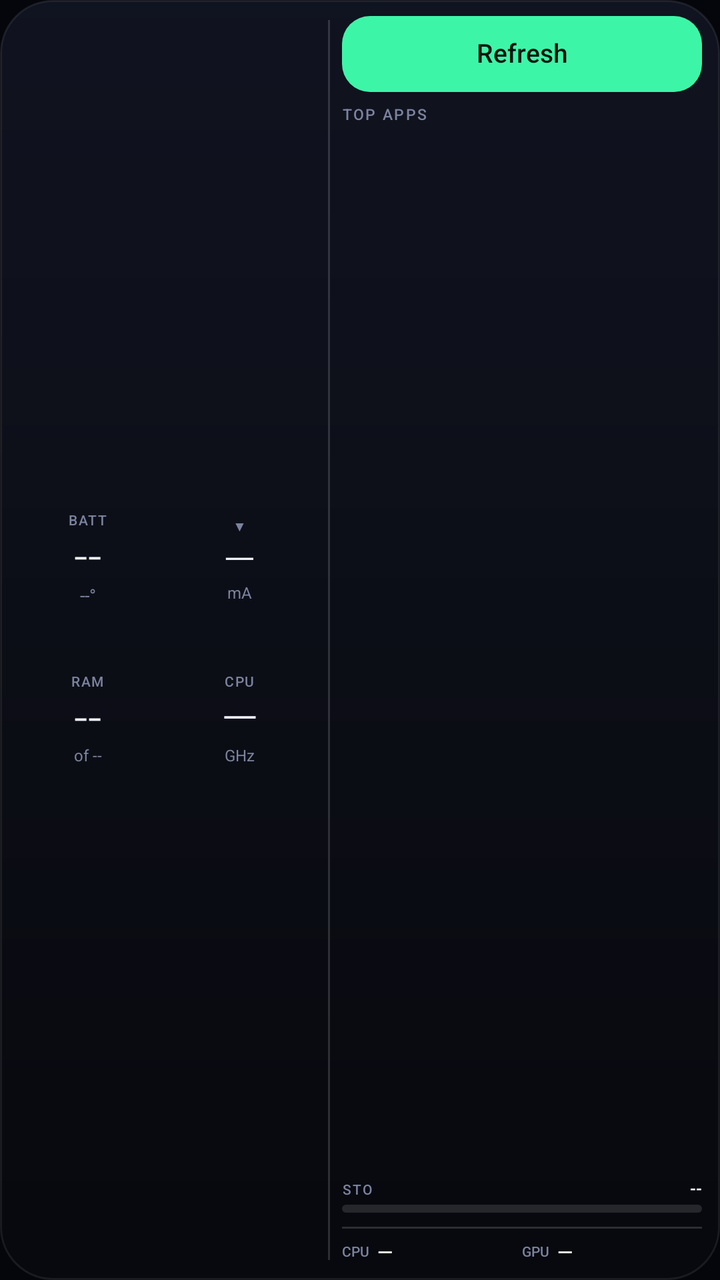
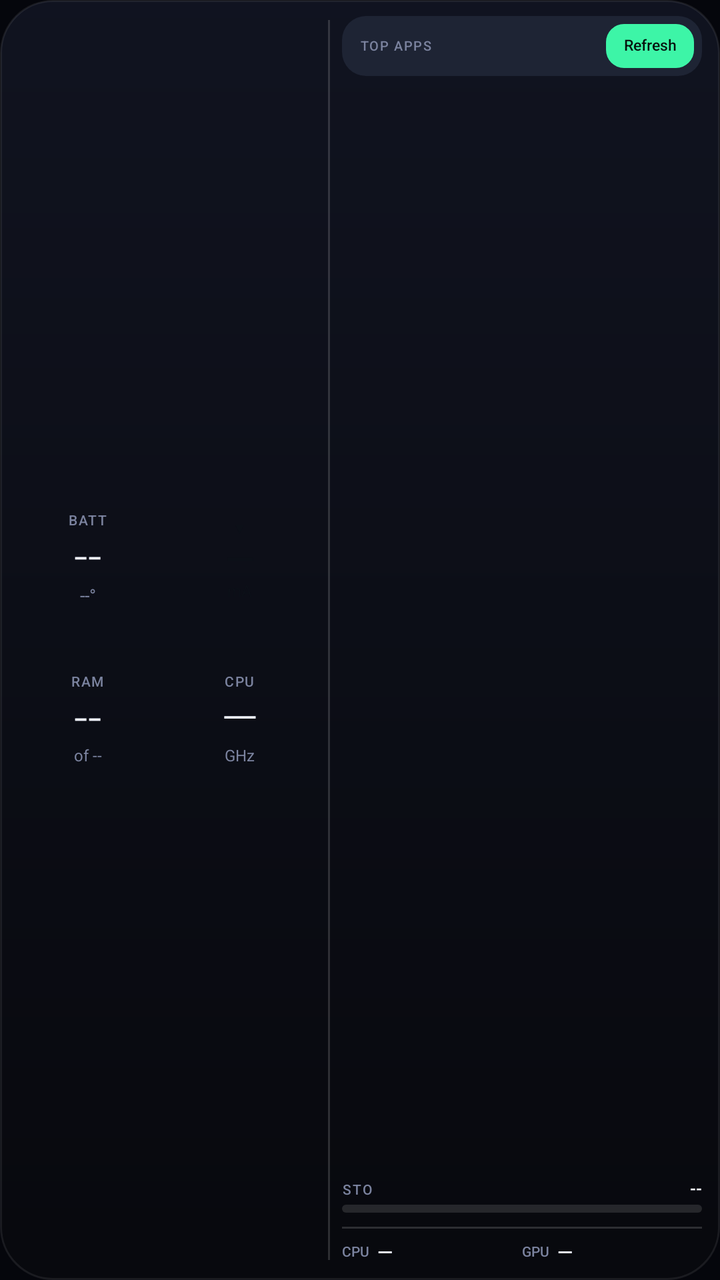

Screens rendered from an Android XML layout before and after an edit, with the pre-edit source and the edit as a unified diff.
<!-- AndroidManifest.xml: application theme Theme.PhoneStatus -->
<!-- res/layout/widget_rect.xml -->
<?xml version="1.0" encoding="utf-8"?>
<LinearLayout xmlns:android="http://schemas.android.com/apk/res/android"
    android:id="@+id/w_root"
    android:layout_width="match_parent"
    android:layout_height="match_parent"
    android:background="@drawable/widget_bg_minimal"
    android:orientation="horizontal"
    android:paddingBottom="8dp"
    android:paddingEnd="9dp"
    android:paddingStart="8dp"
    android:paddingTop="8dp">

    
    <LinearLayout
        android:layout_width="wrap_content"
        android:layout_height="match_parent"
        android:gravity="center_vertical"
        android:orientation="vertical">

        <LinearLayout
            android:layout_width="wrap_content"
            android:layout_height="wrap_content"
            android:orientation="horizontal">
            <FrameLayout
                android:layout_width="72dp"
                android:layout_height="72dp">
                <ImageView
                    android:id="@+id/w_batt_ring"
                    android:layout_width="match_parent"
                    android:layout_height="match_parent"
                    android:scaleType="fitCenter" />
                <LinearLayout
                    android:layout_width="match_parent"
                    android:layout_height="match_parent"
                    android:gravity="center"
                    android:orientation="vertical">
                    <TextView
                        android:layout_width="wrap_content"
                        android:layout_height="wrap_content"
                        android:fontFamily="sans-serif-medium"
                        android:includeFontPadding="false"
                        android:letterSpacing="0.08"
                        android:text="BATT"
                        android:textColor="@color/text_label"
                        android:textSize="7sp" />
                    <TextView
                        android:id="@+id/w_battery_pct"
                        android:layout_width="wrap_content"
                        android:layout_height="wrap_content"
                        android:fontFamily="sans-serif-light"
                        android:includeFontPadding="false"
                        android:text="--"
                        android:textColor="@color/text_primary"
                        android:textSize="24sp" />
                    <TextView
                        android:id="@+id/w_batt_temp"
                        android:layout_width="wrap_content"
                        android:layout_height="wrap_content"
                        android:includeFontPadding="false"
                        android:text="--°"
                        android:textColor="@color/text_label"
                        android:textSize="9sp" />
                </LinearLayout>
            </FrameLayout>
            <FrameLayout
                android:layout_width="72dp"
                android:layout_height="72dp"
                android:layout_marginStart="4dp">
                <ImageView
                    android:id="@+id/w_cur_ring"
                    android:layout_width="match_parent"
                    android:layout_height="match_parent"
                    android:scaleType="fitCenter" />
                <LinearLayout
                    android:layout_width="match_parent"
                    android:layout_height="match_parent"
                    android:gravity="center"
                    android:orientation="vertical">
                    <TextView
                        android:id="@+id/w_cur_arrow"
                        android:layout_width="wrap_content"
                        android:layout_height="wrap_content"
                        android:includeFontPadding="false"
                        android:text="▼"
                        android:textColor="@color/text_label"
                        android:textSize="7sp" />
                    <TextView
                        android:id="@+id/w_cur_val"
                        android:layout_width="wrap_content"
                        android:layout_height="wrap_content"
                        android:fontFamily="sans-serif-light"
                        android:includeFontPadding="false"
                        android:text="—"
                        android:textColor="@color/text_primary"
                        android:textSize="21sp" />
                    <TextView
                        android:layout_width="wrap_content"
                        android:layout_height="wrap_content"
                        android:includeFontPadding="false"
                        android:text="mA"
                        android:textColor="@color/text_label"
                        android:textSize="8sp" />
                </LinearLayout>
            </FrameLayout>
        </LinearLayout>

        <LinearLayout
            android:layout_width="wrap_content"
            android:layout_height="wrap_content"
            android:layout_marginTop="8dp"
            android:orientation="horizontal">
            <FrameLayout
                android:layout_width="72dp"
                android:layout_height="72dp">
                <ImageView
                    android:id="@+id/w_ram_ring"
                    android:layout_width="match_parent"
                    android:layout_height="match_parent"
                    android:scaleType="fitCenter" />
                <LinearLayout
                    android:layout_width="match_parent"
                    android:layout_height="match_parent"
                    android:gravity="center"
                    android:orientation="vertical">
                    <TextView
                        android:layout_width="wrap_content"
                        android:layout_height="wrap_content"
                        android:fontFamily="sans-serif-medium"
                        android:includeFontPadding="false"
                        android:letterSpacing="0.08"
                        android:text="RAM"
                        android:textColor="@color/text_label"
                        android:textSize="7sp" />
                    <TextView
                        android:id="@+id/w_ram_val"
                        android:layout_width="wrap_content"
                        android:layout_height="wrap_content"
                        android:fontFamily="sans-serif-light"
                        android:includeFontPadding="false"
                        android:text="--"
                        android:textColor="@color/text_primary"
                        android:textSize="24sp" />
                    <TextView
                        android:id="@+id/w_ram_sub"
                        android:layout_width="wrap_content"
                        android:layout_height="wrap_content"
                        android:includeFontPadding="false"
                        android:text="of --"
                        android:textColor="@color/text_label"
                        android:textSize="8sp" />
                </LinearLayout>
            </FrameLayout>
            <FrameLayout
                android:layout_width="72dp"
                android:layout_height="72dp"
                android:layout_marginStart="4dp">
                <ImageView
                    android:id="@+id/w_cpu_ring"
                    android:layout_width="match_parent"
                    android:layout_height="match_parent"
                    android:scaleType="fitCenter" />
                <LinearLayout
                    android:layout_width="match_parent"
                    android:layout_height="match_parent"
                    android:gravity="center"
                    android:orientation="vertical">
                    <TextView
                        android:layout_width="wrap_content"
                        android:layout_height="wrap_content"
                        android:fontFamily="sans-serif-medium"
                        android:includeFontPadding="false"
                        android:letterSpacing="0.08"
                        android:text="CPU"
                        android:textColor="@color/text_label"
                        android:textSize="7sp" />
                    <TextView
                        android:id="@+id/w_cpu_ghz"
                        android:layout_width="wrap_content"
                        android:layout_height="wrap_content"
                        android:fontFamily="sans-serif-light"
                        android:includeFontPadding="false"
                        android:text="—"
                        android:textColor="@color/text_primary"
                        android:textSize="24sp" />
                    <TextView
                        android:layout_width="wrap_content"
                        android:layout_height="wrap_content"
                        android:includeFontPadding="false"
                        android:text="GHz"
                        android:textColor="@color/text_label"
                        android:textSize="8sp" />
                </LinearLayout>
            </FrameLayout>
        </LinearLayout>
    </LinearLayout>

    
    <FrameLayout
        android:layout_width="1dp"
        android:layout_height="match_parent"
        android:layout_marginBottom="2dp"
        android:layout_marginEnd="6dp"
        android:layout_marginStart="8dp"
        android:layout_marginTop="2dp"
        android:background="@color/divider" />

    
    <LinearLayout
        android:layout_width="0dp"
        android:layout_height="match_parent"
        android:layout_weight="1"
        android:orientation="vertical">

        
        <FrameLayout
            android:id="@+id/w_refresh"
            android:layout_width="match_parent"
            android:layout_height="38dp"
            android:background="@drawable/btn_refresh">
            <TextView
                android:id="@+id/w_refresh_text"
                android:layout_width="match_parent"
                android:layout_height="match_parent"
                android:fontFamily="sans-serif-medium"
                android:gravity="center"
                android:includeFontPadding="false"
                android:text="Refresh"
                android:textColor="#FF07130E"
                android:textSize="13sp" />
        </FrameLayout>

        
        <LinearLayout
            android:layout_width="match_parent"
            android:layout_height="wrap_content"
            android:layout_marginTop="7dp"
            android:gravity="center_vertical"
            android:orientation="horizontal">
            <TextView
                android:layout_width="wrap_content"
                android:layout_height="wrap_content"
                android:fontFamily="sans-serif-medium"
                android:includeFontPadding="false"
                android:letterSpacing="0.1"
                android:text="TOP APPS"
                android:textColor="@color/text_label"
                android:textSize="7.5sp" />
            <TextView
                android:id="@+id/w_apps_age"
                android:layout_width="0dp"
                android:layout_height="wrap_content"
                android:layout_marginStart="5dp"
                android:layout_weight="1"
                android:includeFontPadding="false"
                android:singleLine="true"
                android:text=""
                android:textColor="@color/text_dim"
                android:textSize="7.5sp" />
        </LinearLayout>

        
        <TextView
            android:id="@+id/w_apps_note"
            android:layout_width="match_parent"
            android:layout_height="wrap_content"
            android:layout_marginTop="6dp"
            android:ellipsize="end"
            android:includeFontPadding="false"
            android:maxLines="4"
            android:text=""
            android:textColor="@color/text_label"
            android:textSize="9sp"
            android:visibility="gone" />

        <LinearLayout
            android:id="@+id/w_app1_row"
            android:layout_width="match_parent"
            android:layout_height="wrap_content"
            android:layout_marginTop="5dp"
            android:gravity="center_vertical"
            android:orientation="horizontal">
            <TextView
                android:id="@+id/w_app1_rank"
                android:layout_width="8dp"
                android:layout_height="wrap_content"
                android:includeFontPadding="false"
                android:text=""
                android:textColor="@color/text_dim"
                android:textSize="7sp" />
            <TextView
                android:id="@+id/w_app1_name"
                android:layout_width="0dp"
                android:layout_height="wrap_content"
                android:layout_weight="1"
                android:ellipsize="end"
                android:fontFamily="sans-serif-medium"
                android:includeFontPadding="false"
                android:singleLine="true"
                android:text=""
                android:textColor="@color/text_primary"
                android:textSize="10sp" />
            <TextView
                android:id="@+id/w_app1_mb"
                android:layout_width="wrap_content"
                android:layout_height="wrap_content"
                android:layout_marginStart="3dp"
                android:includeFontPadding="false"
                android:text=""
                android:textColor="@color/text_label"
                android:textSize="9sp" />
        </LinearLayout>
        <LinearLayout
            android:id="@+id/w_app2_row"
            android:layout_width="match_parent"
            android:layout_height="wrap_content"
            android:layout_marginTop="5dp"
            android:gravity="center_vertical"
            android:orientation="horizontal">
            <TextView
                android:id="@+id/w_app2_rank"
                android:layout_width="8dp"
                android:layout_height="wrap_content"
                android:includeFontPadding="false"
                android:text=""
                android:textColor="@color/text_dim"
                android:textSize="7sp" />
            <TextView
                android:id="@+id/w_app2_name"
                android:layout_width="0dp"
                android:layout_height="wrap_content"
                android:layout_weight="1"
                android:ellipsize="end"
                android:fontFamily="sans-serif-medium"
                android:includeFontPadding="false"
                android:singleLine="true"
                android:text=""
                android:textColor="@color/text_primary"
                android:textSize="10sp" />
            <TextView
                android:id="@+id/w_app2_mb"
                android:layout_width="wrap_content"
                android:layout_height="wrap_content"
                android:layout_marginStart="3dp"
                android:includeFontPadding="false"
                android:text=""
                android:textColor="@color/text_label"
                android:textSize="9sp" />
        </LinearLayout>
        <LinearLayout
            android:id="@+id/w_app3_row"
            android:layout_width="match_parent"
            android:layout_height="wrap_content"
            android:layout_marginTop="5dp"
            android:gravity="center_vertical"
            android:orientation="horizontal">
            <TextView
                android:id="@+id/w_app3_rank"
                android:layout_width="8dp"
                android:layout_height="wrap_content"
                android:includeFontPadding="false"
                android:text=""
                android:textColor="@color/text_dim"
                android:textSize="7sp" />
            <TextView
                android:id="@+id/w_app3_name"
                android:layout_width="0dp"
                android:layout_height="wrap_content"
                android:layout_weight="1"
                android:ellipsize="end"
                android:fontFamily="sans-serif-medium"
                android:includeFontPadding="false"
                android:singleLine="true"
                android:text=""
                android:textColor="@color/text_primary"
                android:textSize="10sp" />
            <TextView
                android:id="@+id/w_app3_mb"
                android:layout_width="wrap_content"
                android:layout_height="wrap_content"
                android:layout_marginStart="3dp"
                android:includeFontPadding="false"
                android:text=""
                android:textColor="@color/text_label"
                android:textSize="9sp" />
        </LinearLayout>

        <FrameLayout
            android:layout_width="match_parent"
            android:layout_height="0dp"
            android:layout_weight="1" />

        
        <LinearLayout
            android:layout_width="match_parent"
            android:layout_height="wrap_content"
            android:orientation="horizontal">
            <TextView
                android:layout_width="0dp"
                android:layout_height="wrap_content"
                android:layout_weight="1"
                android:fontFamily="sans-serif-medium"
                android:includeFontPadding="false"
                android:letterSpacing="0.1"
                android:text="STO"
                android:textColor="@color/text_label"
                android:textSize="7sp" />
            <TextView
                android:id="@+id/w_sto_val"
                android:layout_width="wrap_content"
                android:layout_height="wrap_content"
                android:fontFamily="sans-serif-medium"
                android:includeFontPadding="false"
                android:text="--"
                android:textColor="@color/text_primary"
                android:textSize="8.5sp" />
        </LinearLayout>
        <ProgressBar
            android:id="@+id/w_sto_bar"
            style="?android:attr/progressBarStyleHorizontal"
            android:layout_width="match_parent"
            android:layout_height="4dp"
            android:layout_marginTop="3dp"
            android:max="100"
            android:maxHeight="4dp"
            android:minHeight="4dp"
            android:progress="0"
            android:progressDrawable="@drawable/bar_thin_white" />

        <FrameLayout
            android:layout_width="match_parent"
            android:layout_height="1dp"
            android:layout_marginTop="7dp"
            android:background="@color/divider" />

        
        <LinearLayout
            android:layout_width="match_parent"
            android:layout_height="wrap_content"
            android:layout_marginTop="6dp"
            android:gravity="center_vertical"
            android:orientation="horizontal">
            <TextView
                android:layout_width="wrap_content"
                android:layout_height="wrap_content"
                android:fontFamily="sans-serif-medium"
                android:includeFontPadding="false"
                android:text="CPU"
                android:textColor="@color/text_label"
                android:textSize="7sp" />
            <TextView
                android:id="@+id/w_cpu_temp"
                android:layout_width="0dp"
                android:layout_height="wrap_content"
                android:layout_marginStart="4dp"
                android:layout_weight="1"
                android:fontFamily="sans-serif-medium"
                android:includeFontPadding="false"
                android:singleLine="true"
                android:text="—"
                android:textColor="@color/text_primary"
                android:textSize="10sp" />
            <TextView
                android:layout_width="wrap_content"
                android:layout_height="wrap_content"
                android:fontFamily="sans-serif-medium"
                android:includeFontPadding="false"
                android:text="GPU"
                android:textColor="@color/text_label"
                android:textSize="7sp" />
            <TextView
                android:id="@+id/w_gpu_temp"
                android:layout_width="0dp"
                android:layout_height="wrap_content"
                android:layout_marginStart="4dp"
                android:layout_weight="1"
                android:fontFamily="sans-serif-medium"
                android:includeFontPadding="false"
                android:singleLine="true"
                android:text="—"
                android:textColor="@color/text_primary"
                android:textSize="10sp" />
        </LinearLayout>
    </LinearLayout>
</LinearLayout>
<!-- resources referenced by this layout -->
<resources>
  <color name="divider">#26FFFFFF</color>
  <color name="text_dim">#FF566080</color>
  <color name="text_label">#FF7B839F</color>
  <color name="text_primary">#FFF2F5FF</color>
  <!-- drawable bar_thin_white (drawable) -->
  <?xml version="1.0" encoding="utf-8"?>
  <layer-list xmlns:android="http://schemas.android.com/apk/res/android">
      <item android:id="@android:id/background">
          <shape android:shape="rectangle">
              <corners android:radius="2dp" />
              <solid android:color="#1FFFFFFF" />
          </shape>
      </item>
      <item android:id="@android:id/progress">
          <clip>
              <shape android:shape="rectangle">
                  <corners android:radius="2dp" />
                  <solid android:color="#D9D9DEEE" />
              </shape>
          </clip>
      </item>
  </layer-list>
  <!-- drawable btn_refresh (drawable) -->
  <?xml version="1.0" encoding="utf-8"?>
  <shape xmlns:android="http://schemas.android.com/apk/res/android"
      android:shape="rectangle">
      <solid android:color="@color/c_battery" />
      <corners android:radius="14dp" />
  </shape>
  <!-- drawable widget_bg_minimal (drawable) -->
  <?xml version="1.0" encoding="utf-8"?>
  <shape xmlns:android="http://schemas.android.com/apk/res/android"
      android:shape="rectangle">
      <gradient
          android:angle="270"
          android:endColor="#F507080D"
          android:startColor="#F5101320" />
      <corners android:radius="26dp" />
      <stroke
          android:width="1dp"
          android:color="#14FFFFFF" />
  </shape>
  <style name="Theme.PhoneStatus" parent="android:Theme.Material.NoActionBar">
          <item name="android:windowBackground">@color/bg</item>
          <item name="android:statusBarColor">@android:color/transparent</item>
          <item name="android:navigationBarColor">@android:color/transparent</item>
      </style>
  <color name="c_battery">#FF3DF5A7</color>
  <color name="bg">#FF05060C</color>
</resources>

<!-- the commit's change to res/layout/widget_rect.xml (unified diff, before → after) -->
@@ -82,23 +82,23 @@
                         android:layout_height="wrap_content"
                         android:includeFontPadding="false"
                         android:text="▼"
-                        android:textColor="@color/text_label"
+                        android:textColor="@color/on_disc"
                         android:textSize="7sp" />
                     <TextView
                         android:id="@+id/w_cur_val"
                         android:layout_width="wrap_content"
                         android:layout_height="wrap_content"
-                        android:fontFamily="sans-serif-light"
+                        android:fontFamily="sans-serif-medium"
                         android:includeFontPadding="false"
                         android:text="—"
-                        android:textColor="@color/text_primary"
-                        android:textSize="21sp" />
+                        android:textColor="@color/on_disc"
+                        android:textSize="19sp" />
                     <TextView
                         android:layout_width="wrap_content"
                         android:layout_height="wrap_content"
                         android:includeFontPadding="false"
                         android:text="mA"
-                        android:textColor="@color/text_label"
+                        android:textColor="@color/on_disc"
                         android:textSize="8sp" />
                 </LinearLayout>
             </FrameLayout>
@@ -215,55 +215,40 @@
         <FrameLayout
             android:id="@+id/w_refresh"
             android:layout_width="match_parent"
-            android:layout_height="38dp"
-            android:background="@drawable/btn_refresh">
+            android:layout_height="30dp"
+            android:background="@drawable/bar_top_apps">
+            <TextView
+                android:layout_width="wrap_content"
+                android:layout_height="wrap_content"
+                android:layout_gravity="center_vertical|start"
+                android:layout_marginStart="9dp"
+                android:fontFamily="sans-serif-medium"
+                android:includeFontPadding="false"
+                android:letterSpacing="0.08"
+                android:text="TOP APPS"
+                android:textColor="@color/text_label"
+                android:textSize="6.5sp" />
             <TextView
                 android:id="@+id/w_refresh_text"
-                android:layout_width="match_parent"
-                android:layout_height="match_parent"
+                android:layout_width="44dp"
+                android:layout_height="22dp"
+                android:layout_gravity="center_vertical|end"
+                android:layout_marginEnd="4dp"
+                android:background="@drawable/btn_refresh"
                 android:fontFamily="sans-serif-medium"
                 android:gravity="center"
                 android:includeFontPadding="false"
                 android:text="Refresh"
                 android:textColor="#FF07130E"
-                android:textSize="13sp" />
+                android:textSize="7.5sp" />
         </FrameLayout>
-
-        
-        <LinearLayout
-            android:layout_width="match_parent"
-            android:layout_height="wrap_content"
-            android:layout_marginTop="7dp"
-            android:gravity="center_vertical"
-            android:orientation="horizontal">
-            <TextView
-                android:layout_width="wrap_content"
-                android:layout_height="wrap_content"
-                android:fontFamily="sans-serif-medium"
-                android:includeFontPadding="false"
-                android:letterSpacing="0.1"
-                android:text="TOP APPS"
-                android:textColor="@color/text_label"
-                android:textSize="7.5sp" />
-            <TextView
-                android:id="@+id/w_apps_age"
-                android:layout_width="0dp"
-                android:layout_height="wrap_content"
-                android:layout_marginStart="5dp"
-                android:layout_weight="1"
-                android:includeFontPadding="false"
-                android:singleLine="true"
-                android:text=""
-                android:textColor="@color/text_dim"
-                android:textSize="7.5sp" />
-        </LinearLayout>
 
         
         <TextView
             android:id="@+id/w_apps_note"
             android:layout_width="match_parent"
             android:layout_height="wrap_content"
-            android:layout_marginTop="6dp"
+            android:layout_marginTop="7dp"
             android:ellipsize="end"
             android:includeFontPadding="false"
             android:maxLines="4"
@@ -276,7 +261,7 @@
             android:id="@+id/w_app1_row"
             android:layout_width="match_parent"
             android:layout_height="wrap_content"
-            android:layout_marginTop="5dp"
+            android:layout_marginTop="6dp"
             android:gravity="center_vertical"
             android:orientation="horizontal">
             <TextView
@@ -313,7 +298,7 @@
             android:id="@+id/w_app2_row"
             android:layout_width="match_parent"
             android:layout_height="wrap_content"
-            android:layout_marginTop="5dp"
+            android:layout_marginTop="6dp"
             android:gravity="center_vertical"
             android:orientation="horizontal">
             <TextView
@@ -350,7 +335,7 @@
             android:id="@+id/w_app3_row"
             android:layout_width="match_parent"
             android:layout_height="wrap_content"
-            android:layout_marginTop="5dp"
+            android:layout_marginTop="6dp"
             android:gravity="center_vertical"
             android:orientation="horizontal">
             <TextView
@@ -375,6 +360,44 @@
                 android:textSize="10sp" />
             <TextView
                 android:id="@+id/w_app3_mb"
+                android:layout_width="wrap_content"
+                android:layout_height="wrap_content"
+                android:layout_marginStart="3dp"
+                android:includeFontPadding="false"
+                android:text=""
+                android:textColor="@color/text_label"
+                android:textSize="9sp" />
+        </LinearLayout>
+
+        <LinearLayout
+            android:id="@+id/w_app4_row"
+            android:layout_width="match_parent"
+            android:layout_height="wrap_content"
+            android:layout_marginTop="6dp"
+            android:gravity="center_vertical"
+            android:orientation="horizontal">
+            <TextView
+                android:id="@+id/w_app4_rank"
+                android:layout_width="8dp"
+                android:layout_height="wrap_content"
+                android:includeFontPadding="false"
+                android:text=""
+                android:textColor="@color/text_dim"
+                android:textSize="7sp" />
+            <TextView
+                android:id="@+id/w_app4_name"
+                android:layout_width="0dp"
+                android:layout_height="wrap_content"
+                android:layout_weight="1"
+                android:ellipsize="end"
+                android:fontFamily="sans-serif-medium"
+                android:includeFontPadding="false"
+                android:singleLine="true"
+                android:text=""
+                android:textColor="@color/text_primary"
+                android:textSize="10sp" />
+            <TextView
+                android:id="@+id/w_app4_mb"
                 android:layout_width="wrap_content"
                 android:layout_height="wrap_content"
                 android:layout_marginStart="3dp"
<!-- resource entries referenced after the edit -->
@@ -1,6 +1,7 @@
 <!-- resources referenced by this layout -->
 <resources>
   <color name="divider">#26FFFFFF</color>
+  <color name="on_disc">#FF0C1018</color>
   <color name="text_dim">#FF566080</color>
   <color name="text_label">#FF7B839F</color>
   <color name="text_primary">#FFF2F5FF</color>
@@ -22,12 +23,19 @@
           </clip>
       </item>
   </layer-list>
+  <!-- drawable bar_top_apps (drawable) -->
+  <?xml version="1.0" encoding="utf-8"?>
+  <shape xmlns:android="http://schemas.android.com/apk/res/android"
+      android:shape="rectangle">
+      <solid android:color="#FF1E2434" />
+      <corners android:radius="12dp" />
+  </shape>
   <!-- drawable btn_refresh (drawable) -->
   <?xml version="1.0" encoding="utf-8"?>
   <shape xmlns:android="http://schemas.android.com/apk/res/android"
       android:shape="rectangle">
       <solid android:color="@color/c_battery" />
-      <corners android:radius="14dp" />
+      <corners android:radius="9dp" />
   </shape>
   <!-- drawable widget_bg_minimal (drawable) -->
   <?xml version="1.0" encoding="utf-8"?>
